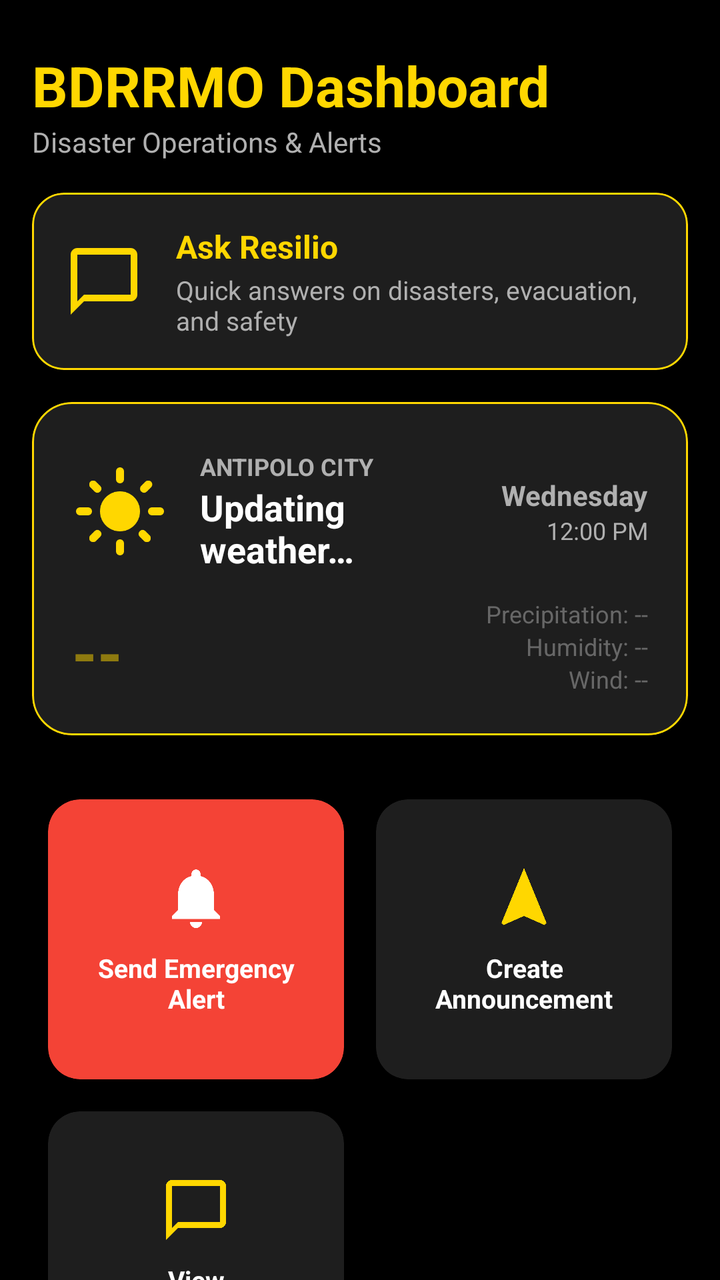
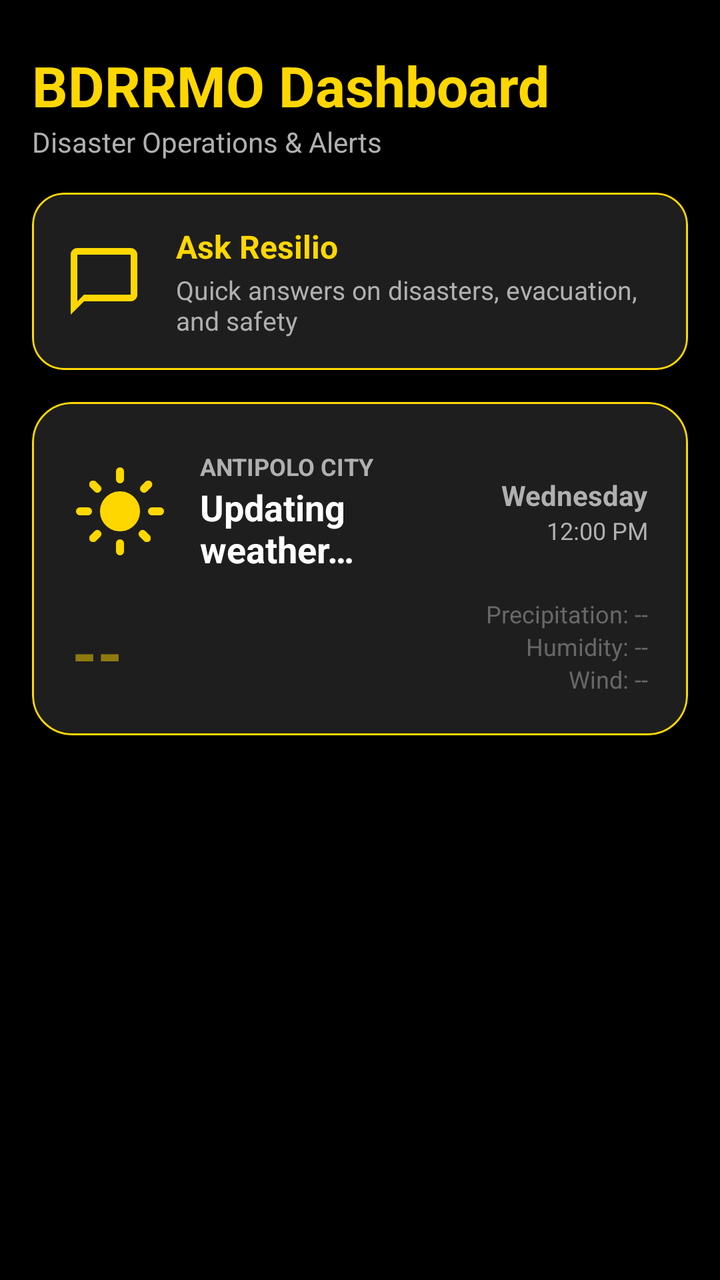

Two renders of the same Android screen: before a commit and after it. Below are the layout's source before the change and the commit's diff.
<!-- AndroidManifest.xml: application theme Theme.Resilio -->
<!-- res/layout/fragment_bdrrmo_dashboard.xml -->
<?xml version="1.0" encoding="utf-8"?>
<androidx.core.widget.NestedScrollView xmlns:android="http://schemas.android.com/apk/res/android"
    xmlns:app="http://schemas.android.com/apk/res-auto"
    android:layout_width="match_parent"
    android:layout_height="match_parent"
    android:background="@color/background_dark">

    <LinearLayout
        android:layout_width="match_parent"
        android:layout_height="wrap_content"
        android:orientation="vertical"
        android:padding="16dp">

        
        <LinearLayout
            android:layout_width="match_parent"
            android:layout_height="wrap_content"
            android:orientation="horizontal"
            android:gravity="center_vertical"
            android:layout_marginTop="8dp">

            <LinearLayout
                android:layout_width="match_parent"
                android:layout_height="wrap_content"
                android:orientation="vertical">
                <TextView
                    android:layout_width="wrap_content"
                    android:layout_height="wrap_content"
                    android:text="BDRRMO Dashboard"
                    android:textSize="28sp"
                    android:textStyle="bold"
                    android:textColor="@color/gold_accent"/>
                <TextView
                    android:layout_width="wrap_content"
                    android:layout_height="wrap_content"
                    android:text="Disaster Operations &amp; Alerts"
                    android:textColor="@color/text_secondary"
                    android:textSize="14sp"/>
            </LinearLayout>
        </LinearLayout>

        <View
            android:layout_width="match_parent"
            android:layout_height="16dp" />

        <include
            android:id="@+id/card_ask_resilio"
            layout="@layout/include_card_ask_resilio"
            android:layout_width="match_parent"
            android:layout_height="wrap_content"
            android:layout_marginBottom="16dp" />

        <include
            android:id="@+id/weather_card"
            layout="@layout/include_card_weather"
            android:layout_width="match_parent"
            android:layout_height="wrap_content"
            android:layout_marginBottom="24dp" />

        
        <GridLayout
            android:layout_width="match_parent"
            android:layout_height="wrap_content"
            android:columnCount="2"
            android:alignmentMode="alignMargins"
            android:columnOrderPreserved="false">

            
            <com.google.android.material.card.MaterialCardView
                android:id="@+id/cardSendAlert"
                style="@style/Widget.Material3.CardView.Elevated"
                android:layout_width="0dp"
                android:layout_height="140dp"
                android:layout_columnWeight="1"
                android:layout_margin="8dp"
                app:cardCornerRadius="16dp"
                app:cardBackgroundColor="@color/emergency_red">
                <LinearLayout
                    android:layout_width="match_parent"
                    android:layout_height="match_parent"
                    android:gravity="center"
                    android:orientation="vertical"
                    android:padding="12dp">
                    <ImageView
                        android:layout_width="36dp"
                        android:layout_height="36dp"
                        android:src="@drawable/ic_alerts"
                        app:tint="@color/white"/>
                    <TextView
                        android:layout_width="wrap_content"
                        android:layout_height="wrap_content"
                        android:text="Send Emergency Alert"
                        android:textColor="@color/white"
                        android:textStyle="bold"
                        android:layout_marginTop="8dp"
                        android:textSize="13sp"
                        android:textAlignment="center"/>
                </LinearLayout>
            </com.google.android.material.card.MaterialCardView>

            
            <com.google.android.material.card.MaterialCardView
                android:id="@+id/cardCreateAnnouncement"
                style="@style/Widget.Material3.CardView.Elevated"
                android:layout_width="0dp"
                android:layout_height="140dp"
                android:layout_columnWeight="1"
                android:layout_margin="8dp"
                app:cardCornerRadius="16dp"
                app:cardBackgroundColor="@color/surface_dark">
                <LinearLayout
                    android:layout_width="match_parent"
                    android:layout_height="match_parent"
                    android:gravity="center"
                    android:orientation="vertical"
                    android:padding="12dp">
                    <ImageView
                        android:layout_width="36dp"
                        android:layout_height="36dp"
                        android:src="@drawable/ic_preparedness"
                        app:tint="@color/gold_accent"/>
                    <TextView
                        android:layout_width="wrap_content"
                        android:layout_height="wrap_content"
                        android:text="Create Announcement"
                        android:textColor="@color/text_primary"
                        android:textStyle="bold"
                        android:layout_marginTop="8dp"
                        android:textSize="13sp"
                        android:textAlignment="center"/>
                </LinearLayout>
            </com.google.android.material.card.MaterialCardView>

            
            <com.google.android.material.card.MaterialCardView
                android:id="@+id/cardViewAnnouncements"
                style="@style/Widget.Material3.CardView.Elevated"
                android:layout_width="0dp"
                android:layout_height="140dp"
                android:layout_columnWeight="1"
                android:layout_margin="8dp"
                app:cardCornerRadius="16dp"
                app:cardBackgroundColor="@color/surface_dark">
                <LinearLayout
                    android:layout_width="match_parent"
                    android:layout_height="match_parent"
                    android:gravity="center"
                    android:orientation="vertical"
                    android:padding="12dp">
                    <ImageView
                        android:layout_width="36dp"
                        android:layout_height="36dp"
                        android:src="@drawable/ic_chat"
                        app:tint="@color/gold_accent"/>
                    <TextView
                        android:layout_width="wrap_content"
                        android:layout_height="wrap_content"
                        android:text="View Announcements"
                        android:textColor="@color/text_primary"
                        android:textStyle="bold"
                        android:layout_marginTop="8dp"
                        android:textSize="13sp"
                        android:textAlignment="center"/>
                </LinearLayout>
            </com.google.android.material.card.MaterialCardView>

        </GridLayout>

    </LinearLayout>
</androidx.core.widget.NestedScrollView>
<!-- res/layout/include_card_ask_resilio.xml (included above) -->
<?xml version="1.0" encoding="utf-8"?>
<com.google.android.material.card.MaterialCardView xmlns:android="http://schemas.android.com/apk/res/android"
    xmlns:app="http://schemas.android.com/apk/res-auto"
    android:layout_width="match_parent"
    android:layout_height="wrap_content"
    android:clickable="true"
    android:focusable="true"
    app:cardBackgroundColor="@color/surface_dark"
    app:cardCornerRadius="16dp"
    app:strokeColor="@color/gold_accent"
    app:strokeWidth="1dp">

    <LinearLayout
        android:layout_width="match_parent"
        android:layout_height="wrap_content"
        android:gravity="center_vertical"
        android:orientation="horizontal"
        android:padding="16dp">

        <ImageView
            android:layout_width="40dp"
            android:layout_height="40dp"
            android:contentDescription="@string/action_ask_resilio"
            android:src="@drawable/ic_chat"
            app:tint="@color/gold_accent" />

        <LinearLayout
            android:layout_width="0dp"
            android:layout_height="wrap_content"
            android:layout_marginStart="16dp"
            android:layout_weight="1"
            android:orientation="vertical">

            <TextView
                android:layout_width="wrap_content"
                android:layout_height="wrap_content"
                android:text="@string/action_ask_resilio"
                android:textColor="@color/gold_accent"
                android:textSize="16sp"
                android:textStyle="bold" />

            <TextView
                android:layout_width="wrap_content"
                android:layout_height="wrap_content"
                android:layout_marginTop="2dp"
                android:text="@string/ask_resilio_subtitle"
                android:textColor="@color/text_secondary"
                android:textSize="13sp" />
        </LinearLayout>
    </LinearLayout>
</com.google.android.material.card.MaterialCardView>
<!-- res/layout/include_card_weather.xml (included above) -->
<?xml version="1.0" encoding="utf-8"?>
<com.google.android.material.card.MaterialCardView xmlns:android="http://schemas.android.com/apk/res/android"
    xmlns:app="http://schemas.android.com/apk/res-auto"
    android:id="@+id/card_weather"
    android:layout_width="match_parent"
    android:layout_height="wrap_content"
    app:cardCornerRadius="20dp"
    app:cardBackgroundColor="@color/surface_dark"
    app:strokeColor="@color/gold_accent"
    app:strokeWidth="1dp">

    <LinearLayout
        android:layout_width="match_parent"
        android:layout_height="wrap_content"
        android:orientation="vertical">

        
        <com.google.android.material.progressindicator.LinearProgressIndicator
            android:id="@+id/weather_loading_progress"
            android:layout_width="match_parent"
            android:layout_height="wrap_content"
            android:indeterminate="true"
            app:indicatorColor="@color/gold_accent"
            app:trackColor="@android:color/transparent"
            android:visibility="visible"/>

        <LinearLayout
            android:layout_width="match_parent"
            android:layout_height="wrap_content"
            android:orientation="vertical"
            android:padding="20dp">

            <LinearLayout
                android:layout_width="match_parent"
                android:layout_height="wrap_content"
                android:orientation="horizontal"
                android:gravity="center_vertical"
                android:layout_marginBottom="12dp">

                <ImageView
                    android:id="@+id/iv_weather_icon"
                    android:layout_width="48dp"
                    android:layout_height="48dp"
                    android:src="@drawable/ic_sun"
                    app:tint="@color/gold_accent"
                    android:layout_marginEnd="16dp"/>

                <LinearLayout
                    android:layout_width="0dp"
                    android:layout_height="wrap_content"
                    android:layout_weight="1"
                    android:orientation="vertical">

                    <TextView
                        android:id="@+id/tv_weather_location"
                        android:layout_width="wrap_content"
                        android:layout_height="wrap_content"
                        android:text="@string/weather_antipolo"
                        android:textColor="@color/text_secondary"
                        android:textSize="12sp"
                        android:textAllCaps="true"
                        android:textStyle="bold"/>

                    <TextView
                        android:id="@+id/tv_weather_condition"
                        android:layout_width="wrap_content"
                        android:layout_height="wrap_content"
                        android:text="@string/weather_loading"
                        android:textColor="@color/white"
                        android:textSize="18sp"
                        android:textStyle="bold"/>
                </LinearLayout>

                <LinearLayout
                    android:layout_width="wrap_content"
                    android:layout_height="wrap_content"
                    android:orientation="vertical"
                    android:gravity="end">

                    <TextView
                        android:id="@+id/tv_weather_day"
                        android:layout_width="wrap_content"
                        android:layout_height="wrap_content"
                        android:text="@string/weather_day_placeholder"
                        android:textColor="@color/text_secondary"
                        android:textSize="14sp"
                        android:textStyle="bold" />

                    <TextView
                        android:id="@+id/tv_weather_time"
                        android:layout_width="wrap_content"
                        android:layout_height="wrap_content"
                        android:text="@string/weather_time_placeholder"
                        android:textColor="@color/text_secondary"
                        android:textSize="12sp" />
                </LinearLayout>
            </LinearLayout>

            <LinearLayout
                android:id="@+id/layout_weather_data"
                android:layout_width="match_parent"
                android:layout_height="wrap_content"
                android:orientation="horizontal"
                android:gravity="bottom"
                android:alpha="0.5">

                <TextView
                    android:id="@+id/tv_weather_temp"
                    android:layout_width="0dp"
                    android:layout_height="wrap_content"
                    android:layout_weight="1"
                    android:text="@string/temp_placeholder"
                    android:textColor="@color/gold_accent"
                    android:textSize="32sp"
                    android:textStyle="bold"/>

                <LinearLayout
                    android:layout_width="wrap_content"
                    android:layout_height="wrap_content"
                    android:orientation="vertical"
                    android:gravity="end">

                    <TextView
                        android:id="@+id/tv_weather_precip"
                        android:layout_width="wrap_content"
                        android:layout_height="wrap_content"
                        android:text="@string/precip_placeholder"
                        android:textColor="@color/text_secondary"
                        android:textSize="12sp" />

                    <TextView
                        android:id="@+id/tv_weather_humidity"
                        android:layout_width="wrap_content"
                        android:layout_height="wrap_content"
                        android:text="@string/humidity_placeholder"
                        android:textColor="@color/text_secondary"
                        android:textSize="12sp" />

                    <TextView
                        android:id="@+id/tv_weather_wind"
                        android:layout_width="wrap_content"
                        android:layout_height="wrap_content"
                        android:text="@string/wind_placeholder"
                        android:textColor="@color/text_secondary"
                        android:textSize="12sp" />
                </LinearLayout>
            </LinearLayout>

            
            <LinearLayout
                android:id="@+id/layout_weather_advisory"
                android:layout_width="match_parent"
                android:layout_height="wrap_content"
                android:layout_marginTop="16dp"
                android:background="#44FF5252"
                android:padding="12dp"
                android:visibility="gone"
                android:orientation="horizontal"
                android:gravity="center_vertical">

                <ImageView
                    android:layout_width="20dp"
                    android:layout_height="20dp"
                    android:src="@drawable/ic_alerts"
                    app:tint="#FF5252"
                    android:layout_marginEnd="8dp"/>

                <TextView
                    android:id="@+id/tv_weather_advisory"
                    android:layout_width="0dp"
                    android:layout_height="wrap_content"
                    android:layout_weight="1"
                    android:text="@string/weather_loading"
                    android:textColor="#FFCDD2"
                    android:textStyle="bold"
                    android:textSize="13sp"/>
            </LinearLayout>
        </LinearLayout>
    </LinearLayout>
</com.google.android.material.card.MaterialCardView>
<!-- resources referenced by this layout -->
<resources>
  <color name="background_dark">#000000</color>
  <color name="emergency_red">#F44336</color>
  <color name="gold_accent">#FFD700</color>
  <color name="surface_dark">#1E1E1E</color>
  <color name="text_primary">#FFFFFF</color>
  <color name="text_secondary">#B0B0B0</color>
  <color name="white">#FFFFFFFF</color>
  <!-- drawable ic_alerts (drawable) -->
  <vector xmlns:android="http://schemas.android.com/apk/res/android"
      android:width="24dp"
      android:height="24dp"
      android:viewportWidth="24"
      android:viewportHeight="24">
    <path
        android:fillColor="#FF000000"
        android:pathData="M12,22c1.1,0 2,-0.9 2,-2h-4c0,1.1 0.89,2 2,2zM18,16v-5c0,-3.07 -1.64,-5.64 -4.5,-6.32V4c0,-0.83 -0.67,-1.5 -1.5,-1.5s-1.5,0.67 -1.5,1.5v0.68C7.63,5.36 6,7.92 6,11v5l-2,2v1h16v-1l-2,-2z"/>
  </vector>
  <!-- drawable ic_chat (drawable) -->
  <?xml version="1.0" encoding="utf-8"?>
  <vector xmlns:android="http://schemas.android.com/apk/res/android"
      android:width="24dp"
      android:height="24dp"
      android:viewportWidth="24"
      android:viewportHeight="24">
      <path
          android:fillColor="#FF000000"
          android:pathData="M20,2H4C2.9,2 2,2.9 2,4v18l4,-4h14c1.1,0 2,-0.9 2,-2V4C22,2.9 21.1,2 20,2zM20,16H6l-2,2V4h16V16z" />
  </vector>
  <!-- drawable ic_preparedness (drawable) -->
  <vector xmlns:android="http://schemas.android.com/apk/res/android"
      android:width="24dp"
      android:height="24dp"
      android:viewportWidth="24"
      android:viewportHeight="24">
      <path
          android:fillColor="#FFFFFF"
          android:pathData="M12,2L4.5,20.29L5.21,21L12,18L18.79,21L19.5,20.29L12,2Z" />
  </vector>
  <string name="action_ask_resilio">Ask Resilio</string>
  <string name="ask_resilio_subtitle">Quick answers on disasters, evacuation, and safety</string>
  <string name="humidity_placeholder">Humidity: --</string>
  <string name="precip_placeholder">Precipitation: --</string>
  <string name="temp_placeholder">--</string>
  <string name="weather_antipolo">Antipolo City</string>
  <string name="weather_day_placeholder">Wednesday</string>
  <string name="weather_loading">Updating weather…</string>
  <string name="weather_time_placeholder">12:00 PM</string>
  <string name="wind_placeholder">Wind: --</string>
  <style name="Theme.Resilio" parent="Base.Theme.Resilio" />
  <style name="Base.Theme.Resilio" parent="Theme.Material3.Dark.NoActionBar">
          
          <item name="colorPrimary">@color/gold_accent</item>
          <item name="colorOnPrimary">@color/background_dark</item>
          <item name="colorSecondary">@color/secondary_blue</item>
          <item name="colorOnSecondary">@color/white</item>
          <item name="colorTertiary">@color/primary_green</item>
          <item name="android:windowBackground">@color/background_dark</item>
          <item name="android:textColorPrimary">@color/text_primary</item>
          <item name="android:textColorSecondary">@color/text_secondary</item>
      </style>
  <color name="secondary_blue">#2196F3</color>
  <color name="primary_green">#4CAF50</color>
  <!-- unchanged entries left out for length: 1 -->
</resources>

<!-- the commit's change to res/layout/fragment_bdrrmo_dashboard.xml (unified diff, before → after) -->
@@ -56,115 +56,6 @@
             android:layout_width="match_parent"
             android:layout_height="wrap_content"
             android:layout_marginBottom="24dp" />
-
-        
-        <GridLayout
-            android:layout_width="match_parent"
-            android:layout_height="wrap_content"
-            android:columnCount="2"
-            android:alignmentMode="alignMargins"
-            android:columnOrderPreserved="false">
-
-            
-            <com.google.android.material.card.MaterialCardView
-                android:id="@+id/cardSendAlert"
-                style="@style/Widget.Material3.CardView.Elevated"
-                android:layout_width="0dp"
-                android:layout_height="140dp"
-                android:layout_columnWeight="1"
-                android:layout_margin="8dp"
-                app:cardCornerRadius="16dp"
-                app:cardBackgroundColor="@color/emergency_red">
-                <LinearLayout
-                    android:layout_width="match_parent"
-                    android:layout_height="match_parent"
-                    android:gravity="center"
-                    android:orientation="vertical"
-                    android:padding="12dp">
-                    <ImageView
-                        android:layout_width="36dp"
-                        android:layout_height="36dp"
-                        android:src="@drawable/ic_alerts"
-                        app:tint="@color/white"/>
-                    <TextView
-                        android:layout_width="wrap_content"
-                        android:layout_height="wrap_content"
-                        android:text="Send Emergency Alert"
-                        android:textColor="@color/white"
-                        android:textStyle="bold"
-                        android:layout_marginTop="8dp"
-                        android:textSize="13sp"
-                        android:textAlignment="center"/>
-                </LinearLayout>
-            </com.google.android.material.card.MaterialCardView>
-
-            
-            <com.google.android.material.card.MaterialCardView
-                android:id="@+id/cardCreateAnnouncement"
-                style="@style/Widget.Material3.CardView.Elevated"
-                android:layout_width="0dp"
-                android:layout_height="140dp"
-                android:layout_columnWeight="1"
-                android:layout_margin="8dp"
-                app:cardCornerRadius="16dp"
-                app:cardBackgroundColor="@color/surface_dark">
-                <LinearLayout
-                    android:layout_width="match_parent"
-                    android:layout_height="match_parent"
-                    android:gravity="center"
-                    android:orientation="vertical"
-                    android:padding="12dp">
-                    <ImageView
-                        android:layout_width="36dp"
-                        android:layout_height="36dp"
-                        android:src="@drawable/ic_preparedness"
-                        app:tint="@color/gold_accent"/>
-                    <TextView
-                        android:layout_width="wrap_content"
-                        android:layout_height="wrap_content"
-                        android:text="Create Announcement"
-                        android:textColor="@color/text_primary"
-                        android:textStyle="bold"
-                        android:layout_marginTop="8dp"
-                        android:textSize="13sp"
-                        android:textAlignment="center"/>
-                </LinearLayout>
-            </com.google.android.material.card.MaterialCardView>
-
-            
-            <com.google.android.material.card.MaterialCardView
-                android:id="@+id/cardViewAnnouncements"
-                style="@style/Widget.Material3.CardView.Elevated"
-                android:layout_width="0dp"
-                android:layout_height="140dp"
-                android:layout_columnWeight="1"
-                android:layout_margin="8dp"
-                app:cardCornerRadius="16dp"
-                app:cardBackgroundColor="@color/surface_dark">
-                <LinearLayout
-                    android:layout_width="match_parent"
-                    android:layout_height="match_parent"
-                    android:gravity="center"
-                    android:orientation="vertical"
-                    android:padding="12dp">
-                    <ImageView
-                        android:layout_width="36dp"
-                        android:layout_height="36dp"
-                        android:src="@drawable/ic_chat"
-                        app:tint="@color/gold_accent"/>
-                    <TextView
-                        android:layout_width="wrap_content"
-                        android:layout_height="wrap_content"
-                        android:text="View Announcements"
-                        android:textColor="@color/text_primary"
-                        android:textStyle="bold"
-                        android:layout_marginTop="8dp"
-                        android:textSize="13sp"
-                        android:textAlignment="center"/>
-                </LinearLayout>
-            </com.google.android.material.card.MaterialCardView>
-
-        </GridLayout>
 
     </LinearLayout>
 </androidx.core.widget.NestedScrollView>
<!-- resource entries referenced after the edit -->
@@ -1,7 +1,6 @@
 <!-- resources referenced by this layout -->
 <resources>
   <color name="background_dark">#000000</color>
-  <color name="emergency_red">#F44336</color>
   <color name="gold_accent">#FFD700</color>
   <color name="surface_dark">#1E1E1E</color>
   <color name="text_primary">#FFFFFF</color>
@@ -27,16 +26,6 @@
       <path
           android:fillColor="#FF000000"
           android:pathData="M20,2H4C2.9,2 2,2.9 2,4v18l4,-4h14c1.1,0 2,-0.9 2,-2V4C22,2.9 21.1,2 20,2zM20,16H6l-2,2V4h16V16z" />
-  </vector>
-  <!-- drawable ic_preparedness (drawable) -->
-  <vector xmlns:android="http://schemas.android.com/apk/res/android"
-      android:width="24dp"
-      android:height="24dp"
-      android:viewportWidth="24"
-      android:viewportHeight="24">
-      <path
-          android:fillColor="#FFFFFF"
-          android:pathData="M12,2L4.5,20.29L5.21,21L12,18L18.79,21L19.5,20.29L12,2Z" />
   </vector>
   <string name="action_ask_resilio">Ask Resilio</string>
   <string name="ask_resilio_subtitle">Quick answers on disasters, evacuation, and safety</string>
